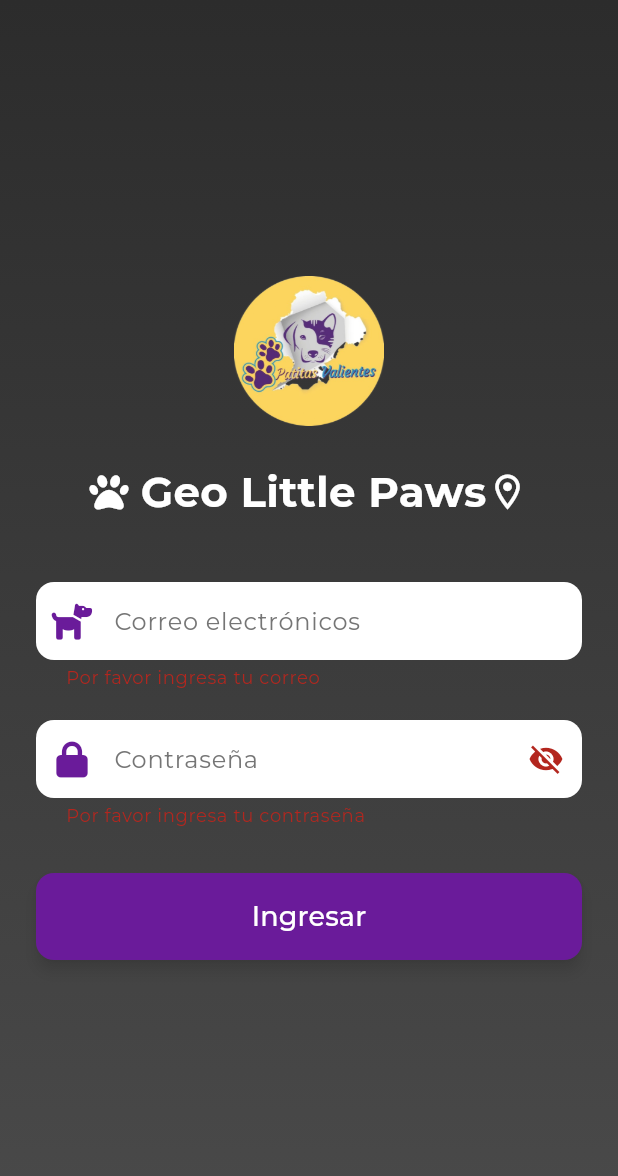
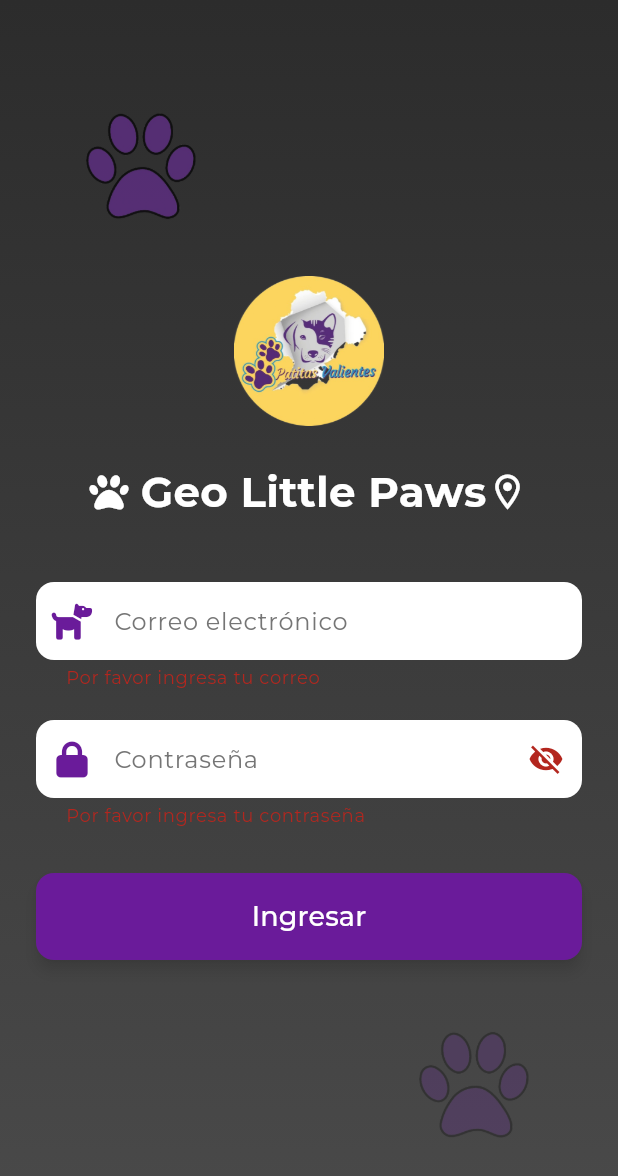
Before and after one commit to juadastron/tesis, a Flutter app: the screen it shows after launch, after a tap on "Ingresar", on a phone screen of 412 x 824 dp. Shown: the top 1176 px of the screen. Run offline on Flutter 3.47's test engine with Material 3 defaults, Android fonts, the phone set to English and light mode, and no system bars; our stand-ins replace font_awesome_flutter, google_fonts.

Commit message:
aqui estas ya con la lógica lista para detectar usuarios admins y voluntarios y tiene las patitas de fondo en el login

```diff
--- a/lib/pages/login_page.dart
+++ b/lib/pages/login_page.dart
@@ -19,18 +19,48 @@ class _LoginScreenState extends State<LoginScreen> {
   @override
   Widget build(BuildContext context) {
     return Scaffold(
-      body: Container(
+      body: Stack(
+        children: [
+          // Fondo gradiente
+          Container(
             decoration: const BoxDecoration(
               gradient: LinearGradient(
                 begin: Alignment.topCenter,
                 end: Alignment.bottomCenter,
                 colors: [
-              Color(0xFF2C2C2C), // Gris oscuro arriba
-              Color(0xFF4A4A4A), // Gris más claro abajo
+                  Color(0xFF2C2C2C),
+                  Color(0xFF4A4A4A),
                 ],
               ),
             ),
-        child: Center(
+          ),
+
+          // Imagen decorativa en parte inferior derecha
+          Positioned(
+            bottom: 60,
+            right: 40,
+            child: Opacity(
+              opacity: 0.3,
+              child: Image.asset(
+                'assets/images/patita.png',
+                width: 110,
+              ),
+            ),
+          ),
+          Positioned(
+            top: 70,
+            left: 40,
+            child: Opacity(
+              opacity: 0.7,
+              child: Image.asset(
+                'assets/images/patita.png',
+                width: 110,
+              ),
+            ),
+          ),
+
+          // Contenido
+          Center(
             child: SingleChildScrollView(
               padding: const EdgeInsets.symmetric(horizontal: 24),
               child: Form(
@@ -38,11 +68,8 @@ class _LoginScreenState extends State<LoginScreen> {
                 child: Column(
                   mainAxisSize: MainAxisSize.min,
                   children: [
-                  // Logo
                     Image.asset('assets/images/fondo.png', height: 100),
                     const SizedBox(height: 24),
-
-                  // Título con ícono
                     Row(
                       mainAxisSize: MainAxisSize.min,
                       children: [
@@ -62,19 +89,17 @@ class _LoginScreenState extends State<LoginScreen> {
                         ),
                         const Icon(
                           Icons.location_on_outlined,
-                        color: Color.fromRGBO(255, 255, 255, 1),
+                          color: Colors.white,
                           size: 28,
                         ),
                       ],
                     ),
                     const SizedBox(height: 40),
-
-                  // Campo: correo
                     TextFormField(
                       decoration: InputDecoration(
                         filled: true,
                         fillColor: Colors.white,
-                      hintText: 'Correo electrónicos',
+                        hintText: 'Correo electrónico',
                         hintStyle: TextStyle(color: Colors.grey[600]),
                         prefixIcon: const SizedBox(
                           height: 48,
@@ -108,8 +133,6 @@ class _LoginScreenState extends State<LoginScreen> {
                       onChanged: (value) => email = value.trim(),
                     ),
                     const SizedBox(height: 20),
-
-                  // Campo: contraseña
                     TextFormField(
                       obscureText: _obscureText,
                       decoration: InputDecoration(
@@ -127,7 +150,6 @@ class _LoginScreenState extends State<LoginScreen> {
                             ),
                           ),
                         ),
-
                         border: OutlineInputBorder(
                           borderRadius: BorderRadius.circular(12),
                           borderSide: BorderSide.none,
@@ -153,40 +175,32 @@ class _LoginScreenState extends State<LoginScreen> {
                         if (value == null || value.isEmpty) {
                           return 'Por favor ingresa tu contraseña';
                         }
-                      if (value.length < 6) {
-                        return 'Debe tener al menos 6 caracteres';
-                      }
                         return null;
                       },
                       onChanged: (value) => password = value,
                     ),
                     const SizedBox(height: 30),
-
-                  // Botón: Ingresar
                     SizedBox(
                       width: double.infinity,
                       child: ElevatedButton(
                         onPressed: () async {
                           if (_formKey.currentState!.validate()) {
-                          final success = await loginUsuario(email, password);
+                            final success =
+                                await loginUsuario(email, password);
                             if (success) {
-                            // Redirigir a Home
                               Navigator.pushReplacementNamed(context, '/home');
                             } else {
                               ScaffoldMessenger.of(context).showSnackBar(
                                 const SnackBar(
-                                content: Text(
-                                  'Correo o contraseña incorrectos',
-                                ),
+                                  content:
+                                      Text('Correo o contraseña incorrectos'),
                                 ),
                               );
                             }
                           }
                         },
                         style: ElevatedButton.styleFrom(
-                        backgroundColor: const Color(
-                          0xFF6A1B9A,
-                        ), // Morado fuerte
+                          backgroundColor: const Color(0xFF6A1B9A),
                           padding: const EdgeInsets.symmetric(vertical: 16),
                           shape: RoundedRectangleBorder(
                             borderRadius: BorderRadius.circular(12),
@@ -205,6 +219,7 @@ class _LoginScreenState extends State<LoginScreen> {
               ),
             ),
           ),
+        ],
       ),
     );
   }
--- a/pubspec.yaml
+++ b/pubspec.yaml
@@ -62,6 +62,7 @@ flutter:
 
   assets:
       - assets/images/fondo.png
+      - assets/images/patita.png
   # To add assets to your application, add an assets section, like this:
   # assets:
   #   - images/a_dot_burr.jpeg
```
Also changed, not shown: assets/images/patita.png (added). Lines whose indentation alone changed are shown as unchanged.
